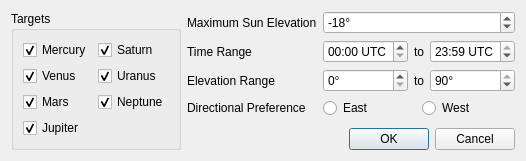
Qt form qt5/schedulebrain.ui (EthanChappel/Ecliptic) before a commit.
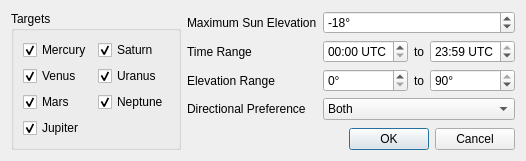
The same form after that commit.

Commit message: Replace Directional Preference QRadioButtons with QComboBox

```diff
--- a/qt5/schedulebrain.ui
+++ b/qt5/schedulebrain.ui
@@ -7,7 +7,7 @@
     <x>0</x>
     <y>0</y>
     <width>472</width>
-    <height>158</height>
+    <height>159</height>
    </rect>
   </property>
   <property name="windowTitle">
@@ -290,36 +290,6 @@
        </item>
       </layout>
      </item>
-     <item row="3" column="1">
-      <layout class="QHBoxLayout" name="horizontalLayout">
-       <item>
-        <widget class="QRadioButton" name="east_radiobutton">
-         <property name="toolTip">
-          <string>Prefer object to be on the eastern side of the sky</string>
-         </property>
-         <property name="text">
-          <string>East</string>
-         </property>
-         <attribute name="buttonGroup">
-          <string notr="true">preference_buttongroup</string>
-         </attribute>
-        </widget>
-       </item>
-       <item>
-        <widget class="QRadioButton" name="west_radiobutton">
-         <property name="toolTip">
-          <string>Prefer object to be on the western side of the sky</string>
-         </property>
-         <property name="text">
-          <string>West</string>
-         </property>
-         <attribute name="buttonGroup">
-          <string notr="true">preference_buttongroup</string>
-         </attribute>
-        </widget>
-       </item>
-      </layout>
-     </item>
      <item row="3" column="0">
       <widget class="QLabel" name="label">
        <property name="text">
@@ -353,6 +323,28 @@
        </property>
       </widget>
      </item>
+     <item row="3" column="1">
+      <widget class="QComboBox" name="directional_combobox">
+       <property name="currentIndex">
+        <number>1</number>
+       </property>
+       <item>
+        <property name="text">
+         <string>East</string>
+        </property>
+       </item>
+       <item>
+        <property name="text">
+         <string>Both</string>
+        </property>
+       </item>
+       <item>
+        <property name="text">
+         <string>West</string>
+        </property>
+       </item>
+      </widget>
+     </item>
     </layout>
    </item>
    <item row="0" column="0" colspan="2">
```
Left out of the diff: 1 changed line with no effect on the pictures. The commit also changes 1 other file.
